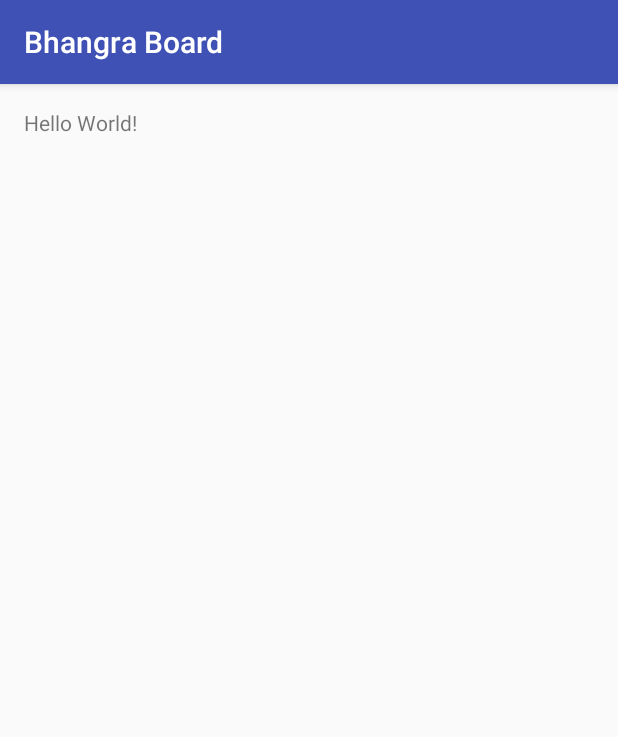
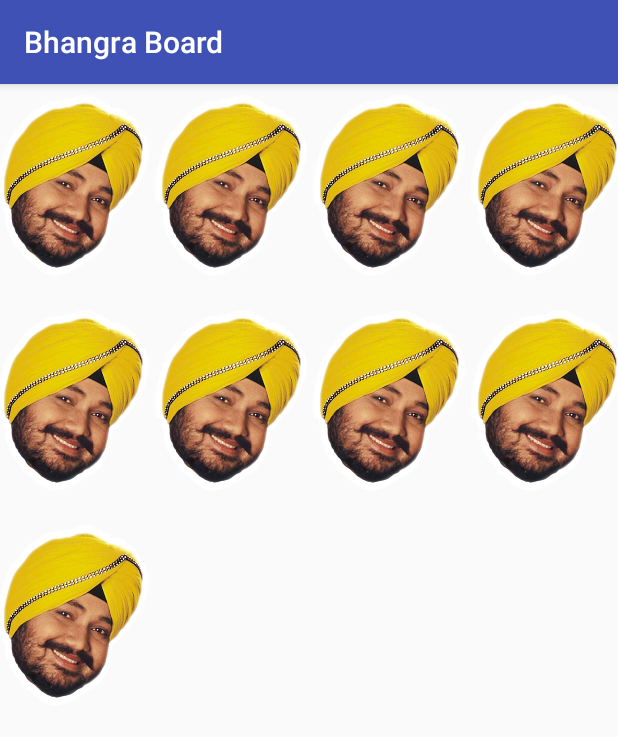
Before and after one commit to godzilla072/Bhangra-Board, an Android app: the screen it shows after launch (MainActivity), on a phone screen of 412 x 824 dp. Shown: the top 737 px of the screen. Run offline under Robolectric (Android 15) with nearby library versions, the phone set to English and light mode, and no system bars.

Commit message:
Implement working gridView

```diff
--- a/app/src/main/java/com/bhangraboard/MainActivity.java
+++ b/app/src/main/java/com/bhangraboard/MainActivity.java
@@ -1,7 +1,17 @@
 package com.bhangraboard;
 
+import android.content.Context;
+import android.os.Bundle;
 import android.support.v7.app.AppCompatActivity;
-import android.os.Bundle;
+import android.util.Log;
+import android.view.View;
+import android.view.ViewGroup;
+import android.widget.AdapterView;
+import android.widget.GridView;
+import android.widget.ImageView;
+import android.widget.BaseAdapter;
+import android.widget.Toast;
+
 
 public class MainActivity extends AppCompatActivity {
 
@@ -9,5 +19,74 @@ public class MainActivity extends AppCompatActivity {
     protected void onCreate(Bundle savedInstanceState) {
         super.onCreate(savedInstanceState);
         setContentView(R.layout.activity_main);
+
+        GridView gridView = (GridView) findViewById(R.id.gridview);
+        gridView.setAdapter(new ImageAdapter(this));
+
+        Log.d("DEBUG", "onCreate Called!");
+
+        gridView.setOnItemClickListener(new AdapterView.OnItemClickListener() {
+            @Override
+            public void onItemClick(AdapterView<?> parent, View view, int position, long id) {
+
+                Log.d("DEBUG", "OnItemClick Called!");
+                // Display a toast whenever an item in the gridView is tapped.
+                String displayText = Integer.toString(position);
+                Toast.makeText(MainActivity.this, displayText, Toast.LENGTH_SHORT).show();
+            }
+        });
+    }
+
+    // This class is responsible for filling the gridView with Bhangra artists.
+    public class ImageAdapter extends BaseAdapter {
+        private Context mContext;
+        private int imageHeight = 200;
+        private int imageWidth = 200;
+
+        public ImageAdapter(Context c) {
+            mContext = c;
+        }
+
+        public int getCount() {
+            return mThumbIds.length;
+        }
+
+        public Object getItem(int position) {
+            return null;
+        }
+
+        public long getItemId(int position) {
+            return 0;
+        }
+
+        // Create a new ImageView for each item used by the ImageAdapter.
+        public View getView(int position, View convertView, ViewGroup parent) {
+            ImageView imageView;
+            // Try reusing the old view, if possible.
+            if (convertView == null) {
+                imageView = new ImageView(mContext);
+                imageView.setLayoutParams(new GridView.LayoutParams(imageHeight, imageWidth));
+                imageView.setScaleType(ImageView.ScaleType.CENTER_CROP);
+                imageView.setPadding(8, 8, 8, 8);
+            } else {
+                imageView = (ImageView) convertView;
+            }
+
+            imageView.setImageResource(mThumbIds[position]);
+            return imageView;
+        }
+
+        // References to our images of Bhangra artists.
+        private Integer[] mThumbIds = {
+                R.drawable.one_color,
+                R.drawable.one_color,
+                R.drawable.one_color,
+                R.drawable.one_color,
+                R.drawable.one_color,
+                R.drawable.one_color,
+                R.drawable.one_color,
+                R.drawable.one_color,
+                R.drawable.one_color
+        };
     }
 }
--- a/app/src/main/res/layout/activity_main.xml
+++ b/app/src/main/res/layout/activity_main.xml
@@ -1,17 +1,12 @@
 <?xml version="1.0" encoding="utf-8"?>
-<RelativeLayout xmlns:android="http://schemas.android.com/apk/res/android"
-    xmlns:tools="http://schemas.android.com/tools"
-    android:id="@+id/activity_main"
+<GridView xmlns:android="http://schemas.android.com/apk/res/android"
+    android:id="@+id/gridview"
     android:layout_width="match_parent"
     android:layout_height="match_parent"
-    android:paddingBottom="@dimen/activity_vertical_margin"
-    android:paddingLeft="@dimen/activity_horizontal_margin"
-    android:paddingRight="@dimen/activity_horizontal_margin"
-    android:paddingTop="@dimen/activity_vertical_margin"
-    tools:context="com.bhangraboard.MainActivity">
-
-    <TextView
-        android:layout_width="wrap_content"
-        android:layout_height="wrap_content"
-        android:text="Hello World!" />
-</RelativeLayout>
+    android:columnWidth="90dp"
+    android:numColumns="auto_fit"
+    android:verticalSpacing="10dp"
+    android:horizontalSpacing="10dp"
+    android:stretchMode="columnWidth"
+    android:gravity="center"
+    />
```
Also changed, not shown: app/src/main/res/drawable/one_bw.png (added), app/src/main/res/drawable/one_color.png (added).
